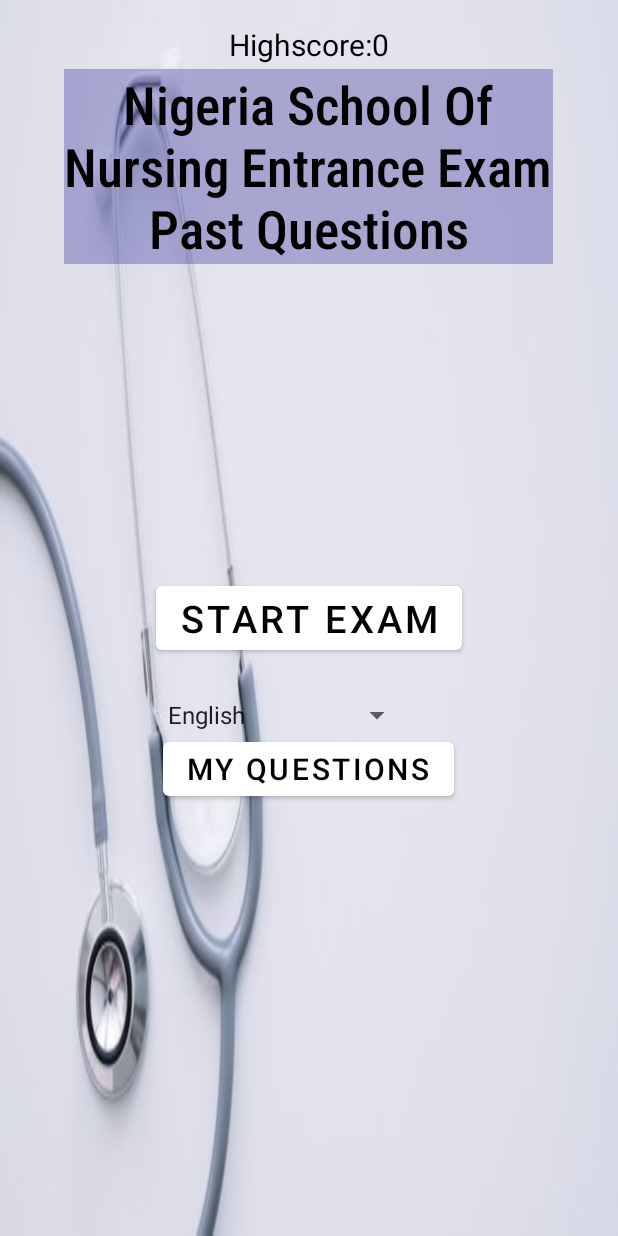
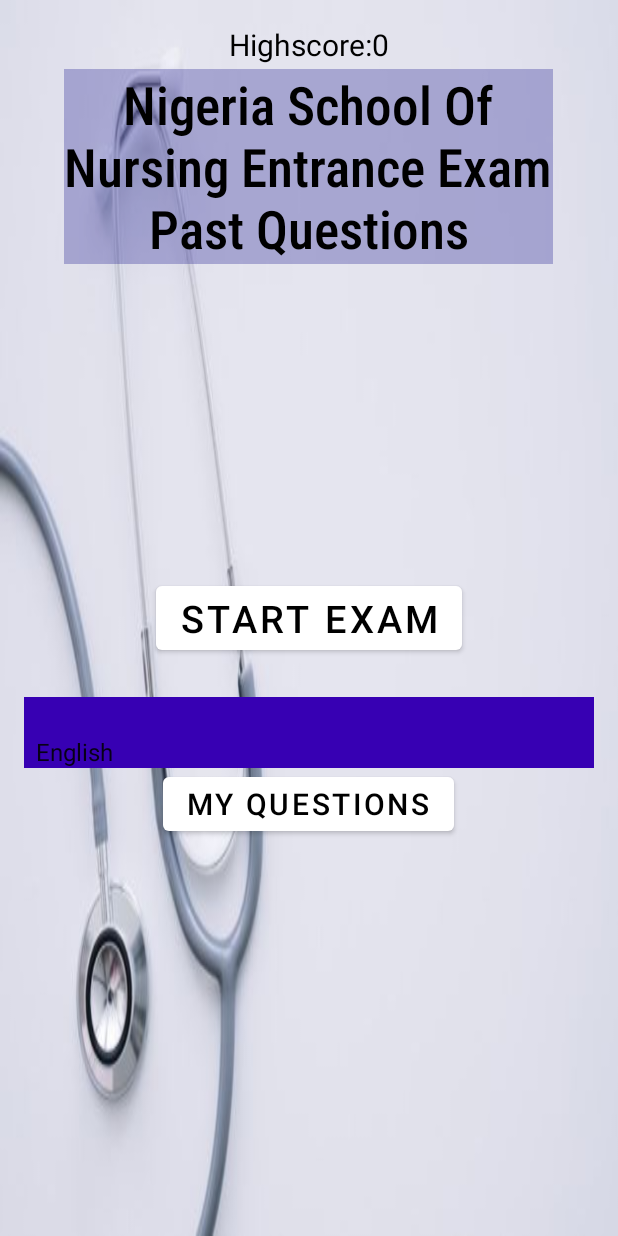
Before and after one commit to Tobang1/NSNEQ, an Android app: the screen it shows after launch (MainActivity), on a phone screen of 412 x 824 dp. Run offline under Robolectric (Android 15) with nearby library versions, the phone set to English and light mode, and no system bars.

Commit message:
editing of spinner widget

```diff
--- /dev/null
+++ b/app/src/main/res/drawable/blue_outline.xml
@@ -0,0 +1,4 @@
+<shape xmlns:android="http://schemas.android.com/apk/res/android">
+    <stroke android:color="#132CB5" android:width="1dp"/>
+    <corners android:radius="20dp"/>
+</shape>
--- a/app/src/main/res/layout/activity_main.xml
+++ b/app/src/main/res/layout/activity_main.xml
@@ -45,12 +45,15 @@
 
     <Spinner
         android:id="@+id/spinner_category"
-        android:layout_width="wrap_content"
+        android:layout_width="match_parent"
         android:layout_height="wrap_content"
-        android:layout_alignStart="@+id/button_start_exam"
+        android:background="@color/purple_700"
         android:layout_below="@+id/button_start_exam"
         android:layout_marginTop="25dp"
-        android:layout_alignLeft="@+id/button_start_exam" />
+        android:popupBackground="@color/purple_700"
+        android:paddingTop="25dp"
+        android:spinnerMode="dropdown"
+        />
 
 
       <Button
```
